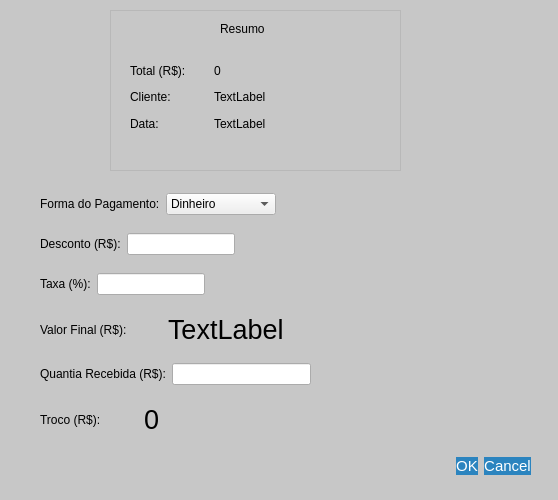
The window that pagamento.ui (GabR36/QEstoqueLoja) describes before a commit, drawn with Qt 5.
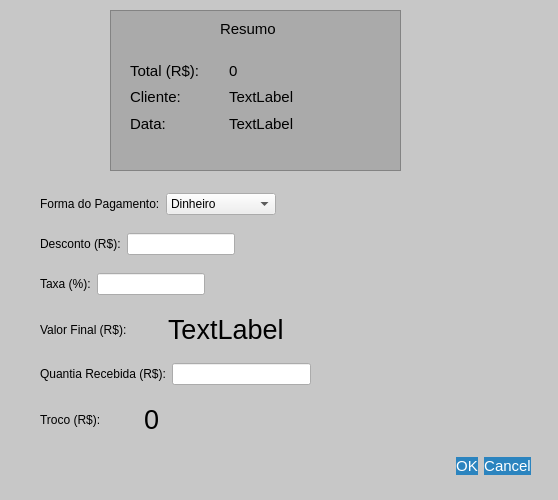
The same window after the commit.

Commit message:
estilo no quadro de resumo de pagamento
destacar mais o quadro. mesmo estilo retirado do qgroupbox, das outras
janelas.

```diff
--- a/pagamento.ui
+++ b/pagamento.ui
@@ -129,6 +129,12 @@
      <height>161</height>
     </rect>
    </property>
+   <property name="styleSheet">
+    <string notr="true">background-color:rgb(170, 170, 170);
+font: 700 9pt &quot;Segoe UI&quot;;
+font-size: 15px;
+</string>
+   </property>
    <property name="frameShape">
     <enum>QFrame::StyledPanel</enum>
    </property>
@@ -153,7 +159,7 @@
      <rect>
       <x>20</x>
       <y>50</y>
-      <width>161</width>
+      <width>191</width>
       <height>74</height>
      </rect>
     </property>
```
